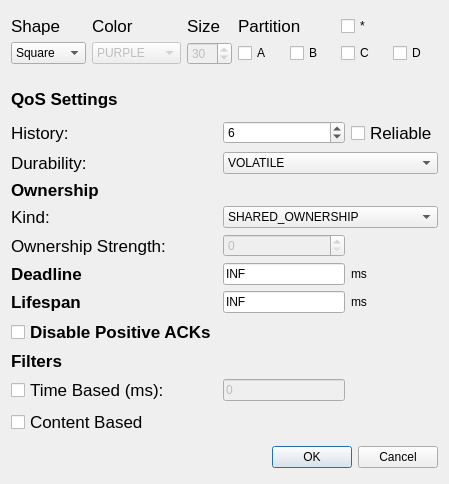
Before: the Qt Designer form forms/subscribedialog.ui in eProsima/ShapesDemo, drawn with Qt 5.
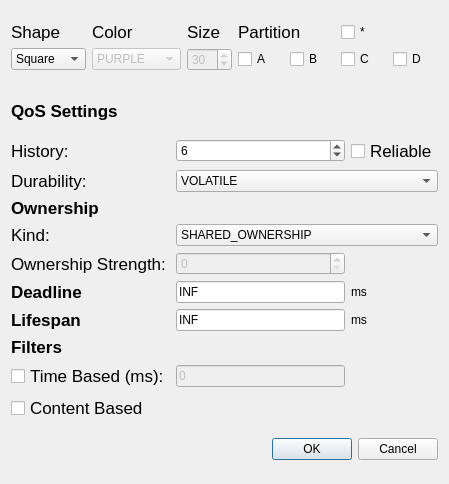
After: the same form once the commit is applied.

Commit message: Refs #5462 Requested changes. Removed Disable Positive ACK from options.

```diff
--- a/forms/subscribedialog.ui
+++ b/forms/subscribedialog.ui
@@ -252,7 +252,14 @@
        </property>
       </widget>
      </item>
-     <item row="11" column="1">
+     <item row="6" column="2">
+      <widget class="QLineEdit" name="lineEdit_Life">
+       <property name="text">
+        <string>INF</string>
+       </property>
+      </widget>
+     </item>
+     <item row="10" column="1">
       <widget class="QCheckBox" name="checkBox_contentBasedFilter">
        <property name="font">
         <font>
@@ -399,7 +406,7 @@
        </property>
       </widget>
      </item>
-     <item row="9" column="1">
+     <item row="8" column="1">
       <widget class="QLabel" name="label_18">
        <property name="sizePolicy">
         <sizepolicy hsizetype="Preferred" vsizetype="Maximum">
@@ -437,7 +444,7 @@
        </property>
       </widget>
      </item>
-     <item row="10" column="2">
+     <item row="9" column="2">
       <widget class="QLineEdit" name="lineEdit_TimeBasedFilter">
        <property name="enabled">
         <bool>false</bool>
@@ -476,7 +483,7 @@
        </item>
       </widget>
      </item>
-     <item row="10" column="1">
+     <item row="9" column="1">
       <widget class="QCheckBox" name="checkBox_timeBasedFilter">
        <property name="font">
         <font>
@@ -504,27 +511,6 @@
        </property>
       </widget>
      </item>
-     <item row="7" column="1">
-      <widget class="QCheckBox" name="checkBox_ACK">
-       <property name="font">
-        <font>
-         <pointsize>13</pointsize>
-         <weight>75</weight>
-         <bold>true</bold>
-        </font>
-       </property>
-       <property name="text">
-        <string>Disable Positive ACKs</string>
-       </property>
-      </widget>
-     </item>
-     <item row="6" column="2">
-      <widget class="QLineEdit" name="lineEdit_Life">
-       <property name="text">
-        <string>INF</string>
-       </property>
-      </widget>
-     </item>
     </layout>
    </item>
    <item>
```
Left out of the diff: 14 changed lines with no effect on the pictures. The commit also changes 6 other files.
